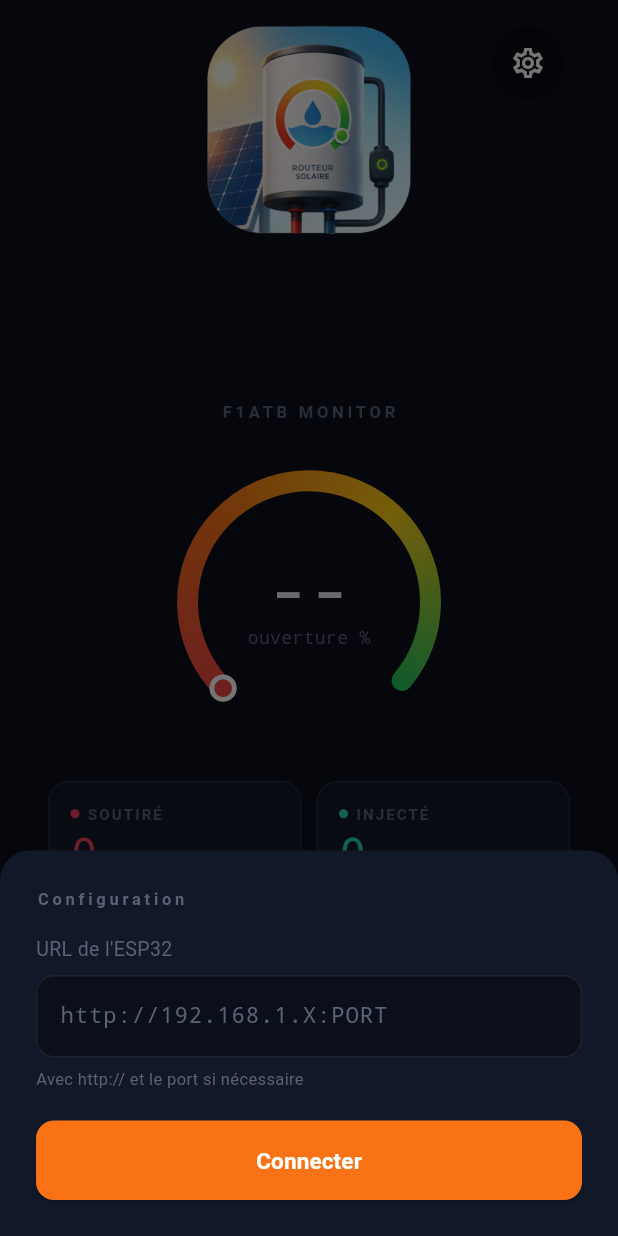
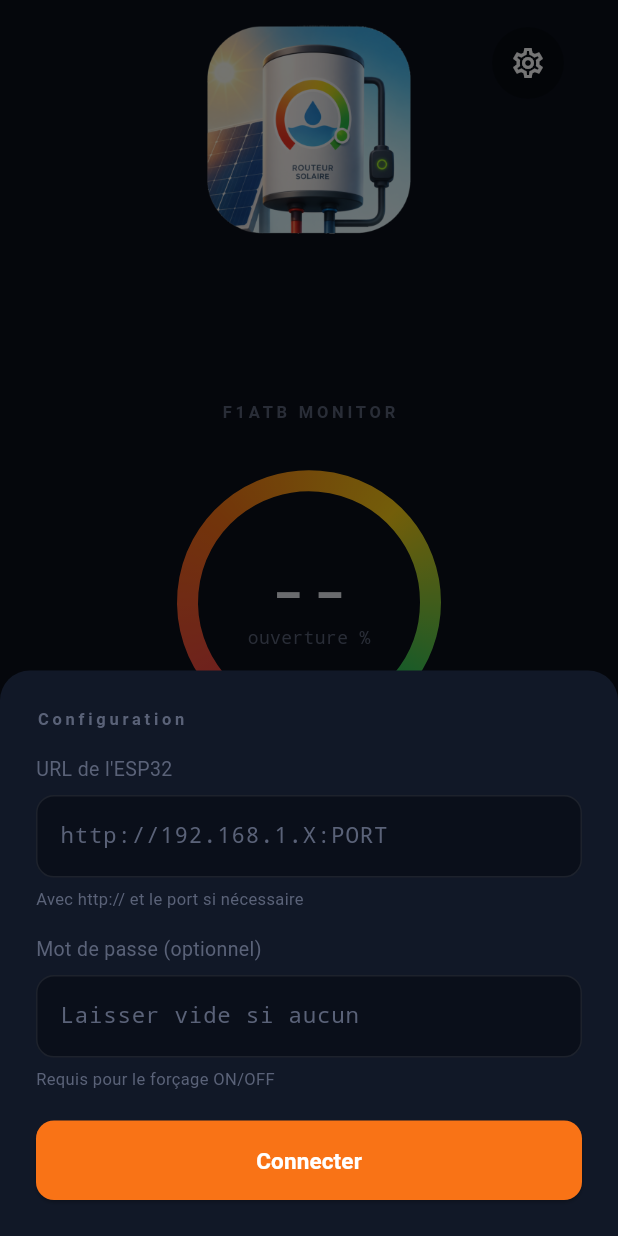
Before and after one commit to Phil22140/F1atb_Android_Monitor, a Flutter app: the screen it shows after launch, on a phone screen of 412 x 824 dp. Run offline on Flutter 3.47's test engine with Material 3 defaults, Android fonts, the light colour scheme and no system bars; our stand-ins replace shared_preferences.

Commit message:
v2.3.0 - Forçage ON/OFF, authentification cookie, mot de passe config

```diff
--- a/lib/main.dart
+++ b/lib/main.dart
@@ -6,7 +6,7 @@ import 'package:flutter/services.dart';
 import 'package:shared_preferences/shared_preferences.dart';
 
 // ── Client HTTP natif, plus permissif que le package http ─────────────────────
-Future<String> simpleGet(String url) async {
+Future<String> simpleGet(String url, {String? cookie}) async {
   final client = HttpClient();
   client.connectionTimeout = const Duration(seconds: 8);
   client.badCertificateCallback = (cert, host, port) => true;
@@ -14,6 +14,9 @@ Future<String> simpleGet(String url) async {
     final uri = Uri.parse(url);
     final request = await client.getUrl(uri);
     request.headers.set('Connection', 'close');
+    if (cookie != null && cookie.isNotEmpty) {
+      request.headers.set('Cookie', cookie);
+    }
     final response = await request.close();
     final body = await response.transform(const SystemEncoding().decoder).join();
     return body;
@@ -33,7 +36,7 @@ void main() {
 
 // ── Séparateurs ASCII (identiques au firmware F1ATB) ──────────────────────────
 const String GS = '\x1d'; // Group Separator
-const String appVersion = '2.2.0';
+const String appVersion = '2.3.0';
 const String RS = '\x1e'; // Record Separator
 
 // ── Parsing /ajax_data ────────────────────────────────────────────────────────
@@ -126,6 +129,7 @@ class HomeScreen extends StatefulWidget {
 
 class _HomeScreenState extends State<HomeScreen> {
   String _esp32Url = '';
+  String _password = '';
   double? _ce;
   String? _heureEquiv;
   int _forcage = 0;
@@ -150,18 +154,20 @@ class _HomeScreenState extends State<HomeScreen> {
   Future<void> _loadConfig() async {
     final prefs = await SharedPreferences.getInstance();
     final url = prefs.getString('esp32_url') ?? '';
+    final pwd = prefs.getString('esp32_pwd') ?? '';
     if (url.isNotEmpty) {
-      setState(() => _esp32Url = url);
+      setState(() { _esp32Url = url; _password = pwd; });
       _startPolling();
     } else {
       _showConfig();
     }
   }
 
-  Future<void> _saveConfig(String url) async {
+  Future<void> _saveConfig(String url, String pwd) async {
     final prefs = await SharedPreferences.getInstance();
     await prefs.setString('esp32_url', url);
-    setState(() => _esp32Url = url);
+    await prefs.setString('esp32_pwd', pwd);
+    setState(() { _esp32Url = url; _password = pwd; });
     _startPolling();
   }
 
@@ -174,9 +180,10 @@ class _HomeScreenState extends State<HomeScreen> {
   Future<void> _refresh() async {
     try {
       final base = _esp32Url.trimRight().replaceAll(RegExp(r'/$'), '');
+      final cookie = _password.isNotEmpty ? 'CleAcces=$_password' : null;
       final results = await Future.wait([
-        simpleGet('$base/ajax_data'),
-        simpleGet('$base/ajax_etatActions?Force=0&NumAction=0'),
+        simpleGet('$base/ajax_data', cookie: cookie),
+        simpleGet('$base/ajax_etatActions?Force=0&NumAction=0', cookie: cookie),
       ]).timeout(const Duration(seconds: 10));
 
       final pw = parsePuissances(results[0]);
@@ -202,7 +209,8 @@ class _HomeScreenState extends State<HomeScreen> {
   Future<void> _sendForce(int force) async {
     try {
       final base = _esp32Url.trimRight().replaceAll(RegExp(r'/$'), '');
-      await simpleGet('$base/ajax_etatActions?Force=$force&NumAction=0');
+      final cookie = _password.isNotEmpty ? 'CleAcces=$_password' : null;
+      await simpleGet('$base/ajax_etatActions?Force=$force&NumAction=0', cookie: cookie);
       await _refresh(); // rafraîchit immédiatement après l'action
     } catch (_) {}
   }
@@ -218,9 +226,10 @@ class _HomeScreenState extends State<HomeScreen> {
       ),
       builder: (_) => ConfigSheet(
         currentUrl: _esp32Url,
-        onSave: (url) {
+        currentPwd: _password,
+        onSave: (url, pwd) {
           Navigator.pop(context);
-          _saveConfig(url);
+          _saveConfig(url, pwd);
         },
       ),
     );
@@ -700,27 +709,50 @@ class _ForceBtn extends StatelessWidget {
 // ── Feuille de config ──────────────────────────────────────────────────────────
 class ConfigSheet extends StatefulWidget {
   final String currentUrl;
-  final void Function(String) onSave;
-  const ConfigSheet({super.key, required this.currentUrl, required this.onSave});
+  final String currentPwd;
+  final void Function(String url, String pwd) onSave;
+  const ConfigSheet({super.key, required this.currentUrl, required this.currentPwd, required this.onSave});
 
   @override
   State<ConfigSheet> createState() => _ConfigSheetState();
 }
 
 class _ConfigSheetState extends State<ConfigSheet> {
-  late TextEditingController _ctrl;
+  late TextEditingController _urlCtrl;
+  late TextEditingController _pwdCtrl;
 
   @override
   void initState() {
     super.initState();
-    _ctrl = TextEditingController(text: widget.currentUrl);
+    _urlCtrl = TextEditingController(text: widget.currentUrl);
+    _pwdCtrl = TextEditingController(text: widget.currentPwd);
   }
 
   @override
   void dispose() {
-    _ctrl.dispose();
+    _urlCtrl.dispose();
+    _pwdCtrl.dispose();
     super.dispose();
   }
+
+  InputDecoration _inputDeco(String hint) => InputDecoration(
+    hintText: hint,
+    hintStyle: const TextStyle(color: Color(0xFF5A6278)),
+    filled: true,
+    fillColor: const Color(0xFF0A0F1A),
+    border: OutlineInputBorder(
+      borderRadius: BorderRadius.circular(12),
+      borderSide: BorderSide(color: Colors.white.withOpacity(0.08)),
+    ),
+    enabledBorder: OutlineInputBorder(
+      borderRadius: BorderRadius.circular(12),
+      borderSide: BorderSide(color: Colors.white.withOpacity(0.08)),
+    ),
+    focusedBorder: OutlineInputBorder(
+      borderRadius: BorderRadius.circular(12),
+      borderSide: const BorderSide(color: Color(0xFFF97316)),
+    ),
+  );
 
   @override
   Widget build(BuildContext context) {
@@ -741,40 +773,37 @@ class _ConfigSheetState extends State<ConfigSheet> {
               style: TextStyle(fontSize: 13, color: Color(0xFF5A6278))),
           const SizedBox(height: 8),
           TextField(
-            controller: _ctrl,
+            controller: _urlCtrl,
             style: const TextStyle(fontFamily: 'monospace', fontSize: 15, color: Color(0xFFE8EAF0)),
             keyboardType: TextInputType.url,
             autocorrect: false,
-            decoration: InputDecoration(
-              hintText: 'http://192.168.1.X:PORT',
-              hintStyle: const TextStyle(color: Color(0xFF5A6278)),
-              filled: true,
-              fillColor: const Color(0xFF0A0F1A),
-              border: OutlineInputBorder(
-                borderRadius: BorderRadius.circular(12),
-                borderSide: BorderSide(color: Colors.white.withOpacity(0.08)),
-              ),
-              enabledBorder: OutlineInputBorder(
-                borderRadius: BorderRadius.circular(12),
-                borderSide: BorderSide(color: Colors.white.withOpacity(0.08)),
-              ),
-              focusedBorder: OutlineInputBorder(
-                borderRadius: BorderRadius.circular(12),
-                borderSide: const BorderSide(color: Color(0xFFF97316)),
-              ),
-            ),
+            decoration: _inputDeco('http://192.168.1.X:PORT'),
           ),
           const SizedBox(height: 6),
           const Text('Avec http:// et le port si nécessaire',
+              style: TextStyle(fontSize: 11, color: Color(0xFF5A6278))),
+          const SizedBox(height: 16),
+          const Text('Mot de passe (optionnel)',
+              style: TextStyle(fontSize: 13, color: Color(0xFF5A6278))),
+          const SizedBox(height: 8),
+          TextField(
+            controller: _pwdCtrl,
+            style: const TextStyle(fontFamily: 'monospace', fontSize: 15, color: Color(0xFFE8EAF0)),
+            obscureText: true,
+            autocorrect: false,
+            decoration: _inputDeco('Laisser vide si aucun'),
+          ),
+          const SizedBox(height: 6),
+          const Text('Requis pour le forçage ON/OFF',
               style: TextStyle(fontSize: 11, color: Color(0xFF5A6278))),
           const SizedBox(height: 20),
           SizedBox(
             width: double.infinity,
             child: ElevatedButton(
               onPressed: () {
-                var url = _ctrl.text.trim().replaceAll(RegExp(r'/$'), '');
+                var url = _urlCtrl.text.trim().replaceAll(RegExp(r'/$'), '');
                 if (!url.startsWith('http')) url = 'http://$url';
-                widget.onSave(url);
+                widget.onSave(url, _pwdCtrl.text.trim());
               },
               style: ElevatedButton.styleFrom(
                 backgroundColor: const Color(0xFFF97316),
--- a/pubspec.yaml
+++ b/pubspec.yaml
@@ -1,7 +1,7 @@
 name: chauffe_eau
 description: Widget chauffe-eau ESP32 F1ATB
 publish_to: 'none'
-version: 2.2.0+3
+version: 2.3.0+4
 
 environment:
   sdk: '>=3.0.0 <4.0.0'
```
